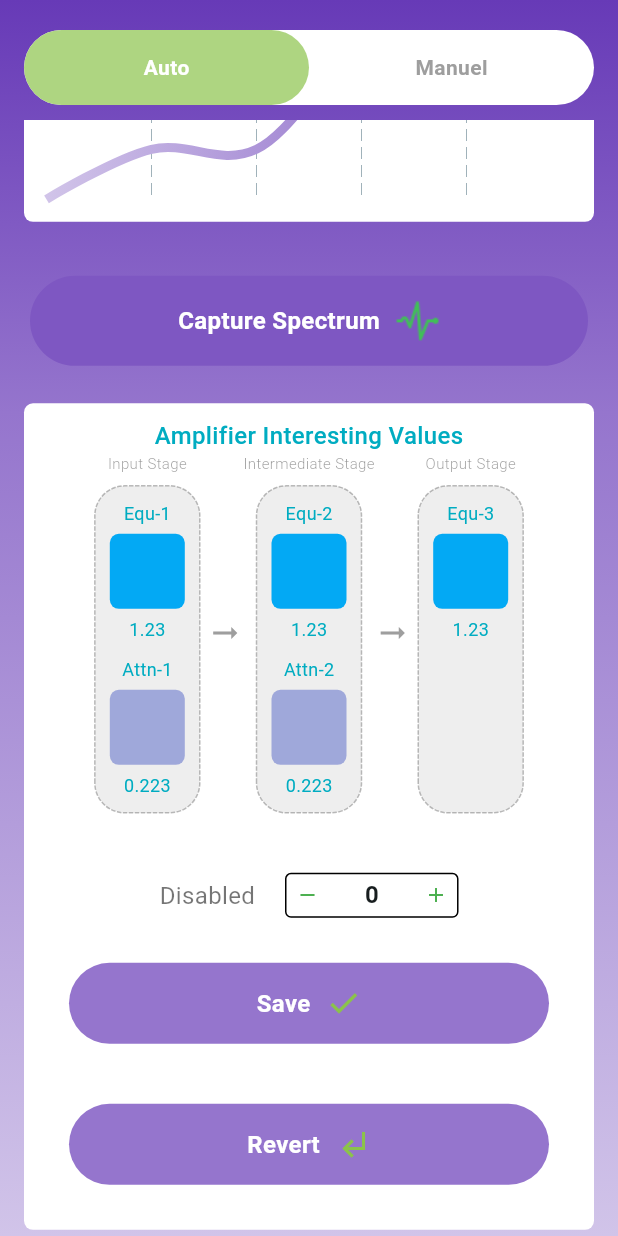
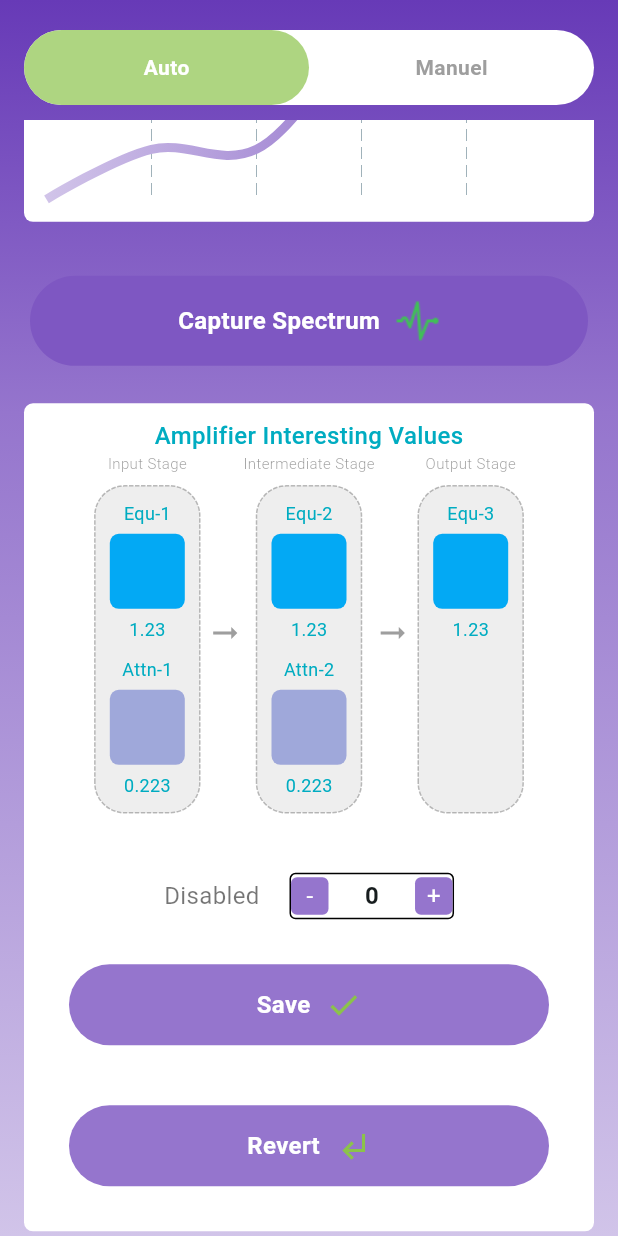
Before and after one commit to shashanka-R/project_spectrum, a Flutter app: the screen it shows after launch, scrolled down 238 dp, on a phone screen of 412 x 824 dp. Run offline on Flutter 3.47's test engine with Material 3 defaults, Android fonts, the phone set to English and light mode, and no system bars; drawn by our look-alikes of dotted_border, fl_chart, input_quantity.

Commit message:
Added some UI design

```diff
--- a/lib/screens/d_s_spectrum.dart
+++ b/lib/screens/d_s_spectrum.dart
@@ -63,7 +63,8 @@ class _DSSpectrumState extends State<DSSpectrum> {
             ),
           ],
         ),
-        body: Column(
+        body: SingleChildScrollView(
+          child: Column(
             children: [
               Center(
                 child: AspectRatio(
@@ -235,6 +236,7 @@ class _DSSpectrumState extends State<DSSpectrum> {
             ],
           ),
         ),
+      ),
     );
   }
 }
--- a/lib/screens/home_screen.dart
+++ b/lib/screens/home_screen.dart
@@ -5,11 +5,12 @@ import 'package:input_quantity/input_quantity.dart';
 import 'package:project_spectrum/screens/d_s_spectrum.dart';
 import 'package:project_spectrum/screens/diagnostic_screen.dart';
 import 'package:project_spectrum/screens/status_screen.dart';
-import 'package:syncfusion_flutter_charts/charts.dart';
 
 const double borderRadius = 25.0;
 
 class CustomSwitchState extends StatefulWidget {
+  const CustomSwitchState({super.key});
+
   @override
   _CustomSwitchStateState createState() => _CustomSwitchStateState();
 }
@@ -686,26 +687,46 @@ class _CustomSwitchStateState extends State<CustomSwitchState>
                                               4,
                                             ),
                                           ),
-                                          // plusBtn: Container(
-                                          //   decoration: BoxDecoration(
-                                          //     borderRadius:
-                                          //         BorderRadius.circular(
-                                          //       4,
-                                          //     ),
-                                          //     color: Colors.green,
-                                          //   ),
-                                          //   width: 24,
-                                          //   height: 24,
-                                          //   child: Text(
-                                          //     '+',
-                                          //     style: TextStyle(
-                                          //       fontSize: 16,
-                                          //     ),
-                                          //   ),
-                                          //   alignment: Alignment.center,
-                                          // ),
+                                          plusBtn: Container(
+                                            decoration: BoxDecoration(
+                                              borderRadius:
+                                                  BorderRadius.circular(
+                                                4,
+                                              ),
+                                              color: Colors.deepPurple.shade300,
+                                            ),
+                                            width: 25,
+                                            height: 25,
+                                            alignment: Alignment.center,
+                                            child: const Text(
+                                              '+',
+                                              style: TextStyle(
+                                                fontSize: 16,
+                                                color: Colors.white,
+                                              ),
+                                            ),
+                                          ),
+                                         minusBtn: Container(
+                                            decoration: BoxDecoration(
+                                              borderRadius:
+                                                  BorderRadius.circular(
+                                                4,
+                                              ),
+                                              color: Colors.deepPurple.shade300,
+                                            ),
+                                            width: 25,
+                                            height: 25,
+                                            alignment: Alignment.center,
+                                            child: const Text(
+                                              '-',
+                                              style: TextStyle(
+                                                fontSize: 16,
+                                                color: Colors.white,
+                                              ),
+                                            ),
+                                          ),
                                         ),
-                                        maxVal: 100,
+                                       maxVal: 100,
                                         initVal: 0,
                                         minVal: 0,
                                         steps: 1,
```
Lines whose indentation alone changed are shown as unchanged.
